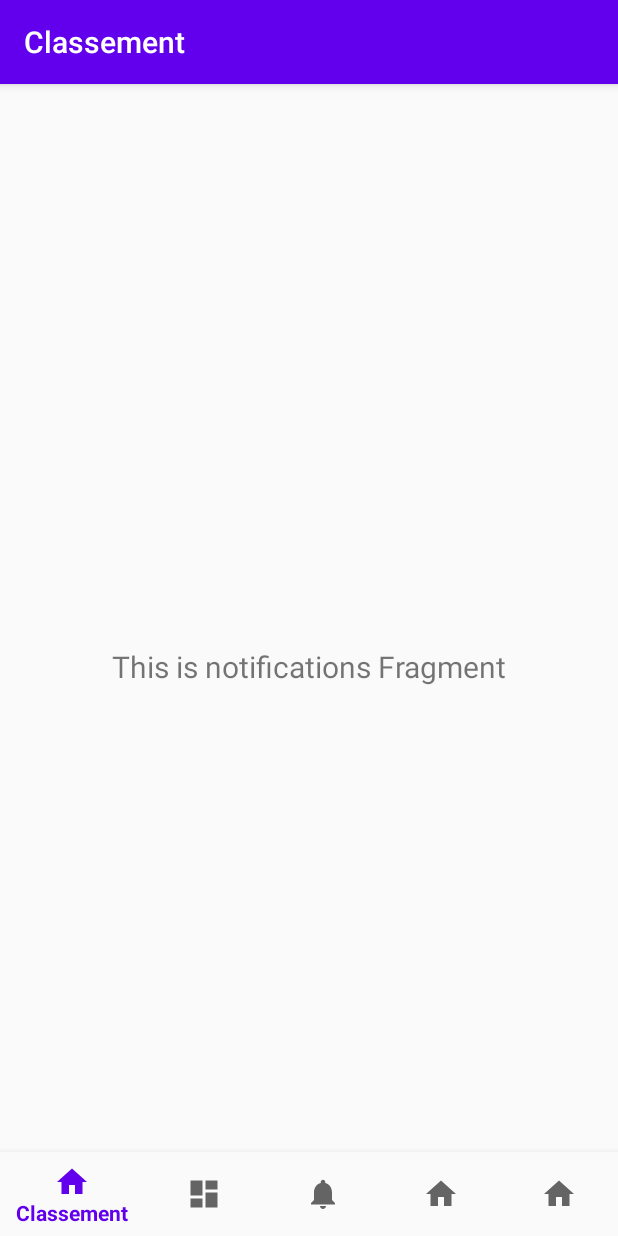
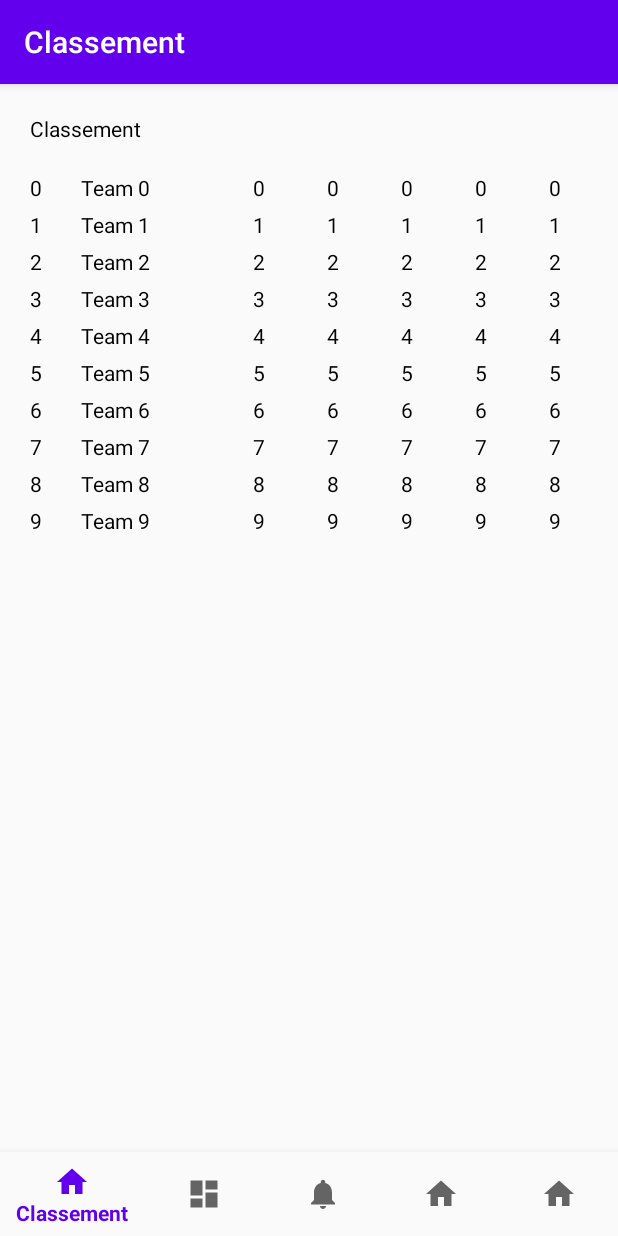
Before and after one commit to renaldysa18/Sport_App, an Android app: the screen it shows after launch (MainActivity), on a phone screen of 412 x 824 dp. Run offline under Robolectric (Android 15) with nearby library versions, the phone set to English and light mode, and no system bars; our stand-ins replace Room's generated code, navigation-ui; 1 statement that could not run was skipped.

Commit message:
[add] adding UI layout for classement

```diff
--- /dev/null
+++ b/app/src/main/java/com/redveloper/sportapp/ui/classement/ClassementAdapter.kt
@@ -0,0 +1,46 @@
+package com.redveloper.sportapp.ui.classement
+
+import android.view.LayoutInflater
+import android.view.View
+import android.view.ViewGroup
+import androidx.recyclerview.widget.RecyclerView
+import com.redveloper.sportapp.R
+import com.redveloper.sportapp.domain.model.Classement
+import kotlinx.android.synthetic.main.layout_item_classement.view.*
+
+class ClassementAdapter : RecyclerView.Adapter<ClassementAdapter.ViewHolder>(){
+
+    private val items : ArrayList<Classement> = ArrayList()
+
+    fun setDataItem(data : List<Classement>?){
+        if (data.isNullOrEmpty()) return
+        items.clear()
+        items.addAll(data)
+    }
+
+    override fun onCreateViewHolder(parent: ViewGroup, viewType: Int): ViewHolder {
+        return ViewHolder(LayoutInflater.from(parent.context).inflate(R.layout.layout_item_classement, parent, false))
+    }
+
+    override fun onBindViewHolder(holder: ViewHolder, position: Int) {
+        holder.bindData(items.get(position), position)
+    }
+
+    override fun getItemCount(): Int {
+        return items.size
+    }
+
+    class ViewHolder(itemView: View) : RecyclerView.ViewHolder(itemView) {
+        fun bindData(data : Classement, position: Int){
+            with(itemView){
+                tv_number_item_classement.text = position.toString()
+                tv_name_item_classement.text = data.name
+                tv_played_item_classement.text = data.played.toString()
+                tv_win_item_classement.text = data.win.toString()
+                tv_draw_item_classement.text = data.draw.toString()
+                tv_loss_item_classement.text = data.loss.toString()
+                tv_total_item_classement.text = data.total.toString()
+            }
+        }
+    }
+}
--- a/app/src/main/java/com/redveloper/sportapp/ui/classement/ClassementFragment.kt
+++ b/app/src/main/java/com/redveloper/sportapp/ui/classement/ClassementFragment.kt
@@ -8,24 +8,33 @@ import android.widget.TextView
 import androidx.fragment.app.Fragment
 import androidx.lifecycle.Observer
 import androidx.lifecycle.ViewModelProviders
+import androidx.recyclerview.widget.LinearLayoutManager
 import com.redveloper.sportapp.R
+import com.redveloper.sportapp.utils.DataDummy
+import kotlinx.android.synthetic.main.fragment_classement.*
 
 class ClassementFragment : Fragment() {
 
     private lateinit var classementViewModel: ClassementViewModel
+    private lateinit var classementAdapter: ClassementAdapter
 
     override fun onCreateView(
             inflater: LayoutInflater,
             container: ViewGroup?,
             savedInstanceState: Bundle?
     ): View? {
-        classementViewModel =
-                ViewModelProviders.of(this).get(ClassementViewModel::class.java)
-        val root = inflater.inflate(R.layout.fragment_classement, container, false)
-        val textView: TextView = root.findViewById(R.id.text_notifications)
-        classementViewModel.text.observe(viewLifecycleOwner, Observer {
-            textView.text = it
-        })
-        return root
+        return inflater.inflate(R.layout.fragment_classement, container, false)
+    }
+
+    override fun onViewCreated(view: View, savedInstanceState: Bundle?) {
+        super.onViewCreated(view, savedInstanceState)
+        classementAdapter = ClassementAdapter()
+        classementAdapter.setDataItem(DataDummy.generateClassement())
+        classementAdapter.notifyDataSetChanged()
+
+        with(rv_classement){
+            layoutManager = LinearLayoutManager(requireActivity())
+            adapter = classementAdapter
+        }
     }
 }
--- a/app/src/main/java/com/redveloper/sportapp/utils/DataDummy.kt
+++ b/app/src/main/java/com/redveloper/sportapp/utils/DataDummy.kt
@@ -1,5 +1,6 @@
 package com.redveloper.sportapp.utils
 
+import com.redveloper.sportapp.domain.model.Classement
 import com.redveloper.sportapp.domain.model.Match
 import com.redveloper.sportapp.domain.model.Team
 
@@ -34,4 +35,17 @@ object DataDummy {
         }
         return items
     }
+
+    fun generateClassement() : List<Classement> {
+        val items : ArrayList<Classement> = ArrayList()
+        for (data in 0..9){
+            val classement = Classement(
+                id = "$data", name = "Team $data",
+                played = data, win = data, draw = data,
+                loss = data, total = data
+            )
+            items.add(classement)
+        }
+        return items
+    }
 }
--- a/app/src/main/res/layout/fragment_classement.xml
+++ b/app/src/main/res/layout/fragment_classement.xml
@@ -6,17 +6,54 @@
     android:layout_height="match_parent"
     tools:context=".ui.classement.ClassementFragment">
 
+    <androidx.constraintlayout.widget.Guideline
+        android:id="@+id/gd_top"
+        android:layout_width="wrap_content"
+        android:layout_height="wrap_content"
+        android:orientation="horizontal"
+        app:layout_constraintGuide_begin="20dp" />
+
+    <androidx.constraintlayout.widget.Guideline
+        android:id="@+id/gd_bottom"
+        android:layout_width="wrap_content"
+        android:layout_height="wrap_content"
+        android:orientation="horizontal"
+        app:layout_constraintGuide_end="20dp" />
+
+    <androidx.constraintlayout.widget.Guideline
+        android:id="@+id/gd_left"
+        android:layout_width="wrap_content"
+        android:layout_height="wrap_content"
+        android:orientation="vertical"
+        app:layout_constraintGuide_begin="20dp" />
+
+    <androidx.constraintlayout.widget.Guideline
+        android:id="@+id/gd_right"
+        android:layout_width="wrap_content"
+        android:layout_height="wrap_content"
+        android:orientation="vertical"
+        app:layout_constraintGuide_end="20dp" />
+
     <TextView
-        android:id="@+id/text_notifications"
-        android:layout_width="match_parent"
-        android:layout_height="wrap_content"
-        android:layout_marginStart="8dp"
-        android:layout_marginTop="8dp"
-        android:layout_marginEnd="8dp"
-        android:textAlignment="center"
-        android:textSize="20sp"
-        app:layout_constraintBottom_toBottomOf="parent"
-        app:layout_constraintEnd_toEndOf="parent"
-        app:layout_constraintStart_toStartOf="parent"
-        app:layout_constraintTop_toTopOf="parent" />
+        android:id="@+id/classement"
+        android:textColor="@color/colorBlack"
+        android:text="@string/classement"
+        app:layout_constraintTop_toTopOf="@id/gd_top"
+        app:layout_constraintRight_toRightOf="@id/gd_right"
+        app:layout_constraintLeft_toLeftOf="@id/gd_left"
+        android:layout_width="0dp"
+        android:layout_height="wrap_content"/>
+
+    <androidx.recyclerview.widget.RecyclerView
+        android:id="@+id/rv_classement"
+        android:layout_marginTop="20dp"
+        app:layout_constraintTop_toBottomOf="@id/classement"
+        app:layout_constraintBottom_toBottomOf="@id/gd_bottom"
+        app:layout_constraintRight_toRightOf="@id/gd_right"
+        app:layout_constraintLeft_toLeftOf="@id/gd_left"
+        android:layout_width="0dp"
+        tools:listitem="@layout/layout_item_classement"
+        android:layout_height="0dp"/>
+
+
 </androidx.constraintlayout.widget.ConstraintLayout>
--- /dev/null
+++ b/app/src/main/res/layout/layout_item_classement.xml
@@ -0,0 +1,75 @@
+<?xml version="1.0" encoding="utf-8"?>
+<LinearLayout xmlns:android="http://schemas.android.com/apk/res/android"
+    android:layout_width="match_parent"
+    android:layout_height="wrap_content"
+    android:layout_marginBottom="5dp"
+    android:orientation="horizontal">
+
+    <TextView
+        android:id="@+id/tv_number_item_classement"
+        android:layout_width="0dp"
+        android:layout_height="wrap_content"
+        android:layout_weight="0.5"
+        android:text="@string/no"
+        android:textColor="@color/colorBlack" />
+
+    <TextView
+        android:id="@+id/tv_name_item_classement"
+        android:layout_width="0dp"
+        android:layout_height="wrap_content"
+        android:layout_marginStart="5dp"
+        android:layout_weight="1.5"
+        android:text="@string/name"
+        android:textColor="@color/colorBlack" />
+
+    <TextView
+        android:id="@+id/tv_played_item_classement"
+        android:layout_width="0dp"
+        android:layout_height="wrap_content"
+        android:layout_marginStart="10dp"
+        android:layout_weight="0.75"
+        android:text="@string/played"
+        android:textAlignment="center"
+        android:textColor="@color/colorBlack" />
+
+    <TextView
+        android:id="@+id/tv_win_item_classement"
+        android:layout_width="0dp"
+        android:layout_height="wrap_content"
+        android:layout_marginStart="5dp"
+        android:layout_weight="0.75"
+        android:text="@string/win"
+        android:textAlignment="center"
+        android:textColor="@color/colorBlack" />
+
+    <TextView
+        android:id="@+id/tv_draw_item_classement"
+        android:layout_width="0dp"
+        android:layout_height="wrap_content"
+        android:layout_marginStart="5dp"
+        android:layout_weight="0.75"
+        android:text="@string/draw"
+        android:textAlignment="center"
+        android:textColor="@color/colorBlack" />
+
+    <TextView
+        android:id="@+id/tv_loss_item_classement"
+        android:layout_width="0dp"
+        android:layout_height="wrap_content"
+        android:layout_marginStart="5dp"
+        android:layout_weight="0.75"
+        android:text="@string/loss"
+        android:textAlignment="center"
+        android:textColor="@color/colorBlack" />
+
+    <TextView
+        android:id="@+id/tv_total_item_classement"
+        android:layout_width="0dp"
+        android:layout_height="wrap_content"
+        android:layout_marginStart="5dp"
+        android:layout_weight="0.75"
+        android:text="@string/total"
+        android:textAlignment="center"
+        android:textColor="@color/colorBlack" />
+
+</LinearLayout>
--- a/app/src/main/res/values/strings.xml
+++ b/app/src/main/res/values/strings.xml
@@ -13,4 +13,11 @@
     <string name="title">Title</string>
     <string name="stadium">Stadium</string>
     <string name="location">Location</string>
+    <string name="no">No</string>
+    <string name="name">Name</string>
+    <string name="played">Played</string>
+    <string name="win">Win</string>
+    <string name="draw">Draw</string>
+    <string name="loss">Loss</string>
+    <string name="total">Total</string>
 </resources>
```
